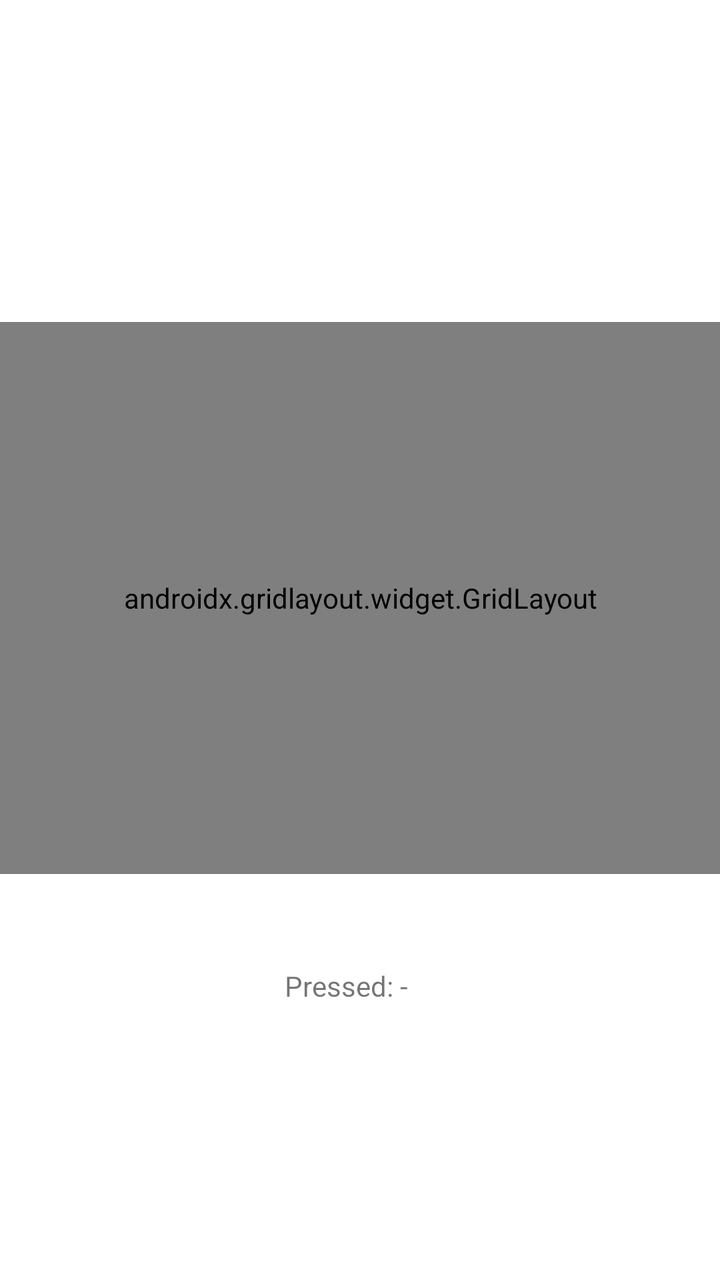
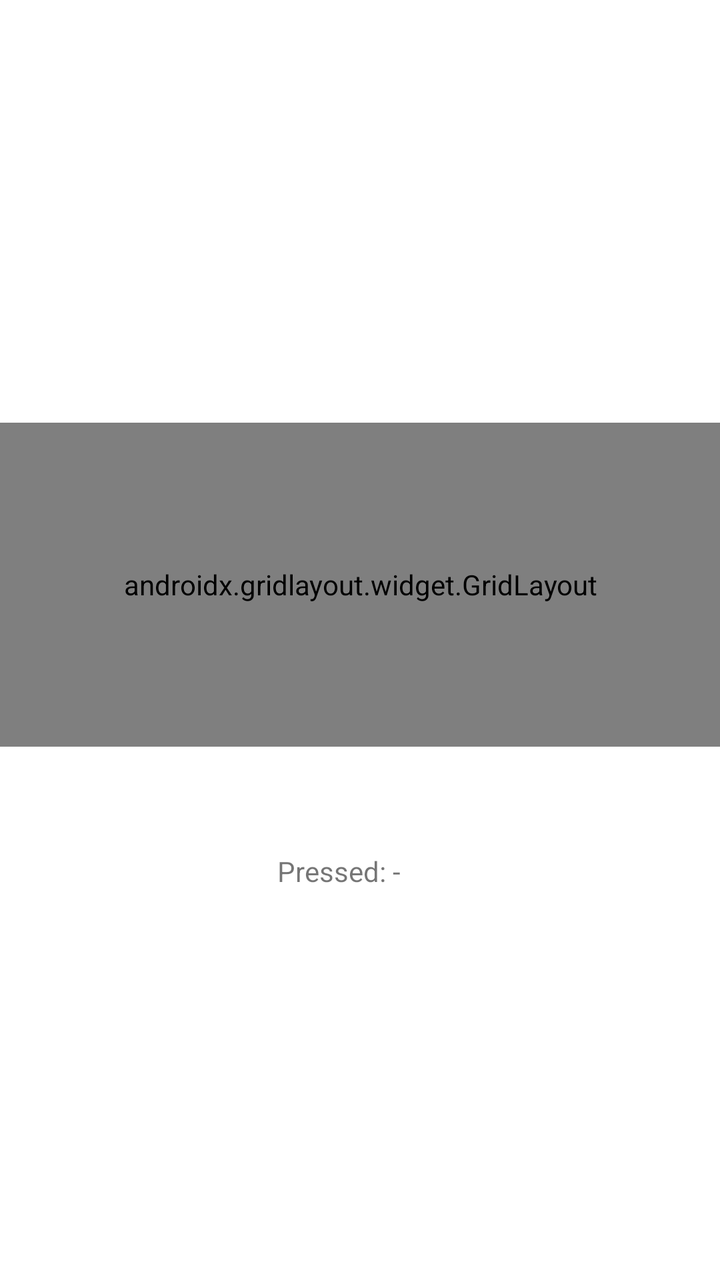

Before-and-after screenshots of an Android layout around one commit, followed by the original layout XML and the change that was made.
<!-- AndroidManifest.xml: application theme Theme.NUMAD22Sp_FeierGu -->
<!-- res/layout/activity_main_clicky_clicky.xml -->
<?xml version="1.0" encoding="utf-8"?>
<androidx.constraintlayout.widget.ConstraintLayout xmlns:android="http://schemas.android.com/apk/res/android"
    xmlns:app="http://schemas.android.com/apk/res-auto"
    xmlns:tools="http://schemas.android.com/tools"
    android:layout_width="match_parent"
    android:layout_height="match_parent"
    android:onClick="clickyButton"
    tools:context=".MainActivity_clickyClicky">

    <androidx.gridlayout.widget.GridLayout
        android:id="@+id/gridLayout"
        android:layout_width="385dp"
        android:layout_height="276dp"
        android:layout_marginStart="8dp"
        android:layout_marginTop="8dp"
        android:layout_marginEnd="8dp"
        android:layout_marginBottom="8dp"
        app:columnCount="3"
        app:layout_constraintBottom_toBottomOf="parent"
        app:layout_constraintEnd_toEndOf="parent"
        app:layout_constraintStart_toStartOf="parent"
        app:layout_constraintTop_toTopOf="parent"
        app:layout_constraintVertical_bias="0.44"
        app:rowCount="2">


        <Button
            android:id="@+id/button_a"
            android:tag="A"
            android:text="@string/button_a"
            app:layout_column="0"
            app:layout_columnWeight="1"
            app:layout_gravity="fill"
            app:layout_row="0"
            app:layout_rowWeight="1" />

        <Button
            android:id="@+id/button_b"
            android:tag="B"
            android:text="@string/button_b"
            app:layout_columnWeight="1"
            app:layout_gravity="fill"
            app:layout_rowWeight="1" />

        <Button
            android:id="@+id/button_c"
            android:tag="C"
            android:text="@string/button_c"
            app:layout_columnWeight="1"
            app:layout_gravity="fill"
            app:layout_rowWeight="1" />

        <Button
            android:id="@+id/button_d"
            android:tag="D"
            android:text="@string/button_d"
            app:layout_columnWeight="1"
            app:layout_gravity="fill"
            app:layout_rowWeight="1" />

        <Button
            android:id="@+id/button_e"
            android:tag="E"
            android:text="@string/button_e"
            app:layout_columnWeight="1"
            app:layout_gravity="fill"
            app:layout_rowWeight="1" />

        <Button
            android:id="@+id/button_f"
            android:tag="F"
            android:text="@string/button_f"
            app:layout_columnWeight="1"
            app:layout_gravity="fill"
            app:layout_rowWeight="1" />

    </androidx.gridlayout.widget.GridLayout>

    <TextView
        android:id="@+id/textView_clicky"
        android:layout_width="74dp"
        android:layout_height="37dp"
        android:layout_marginStart="8dp"
        android:layout_marginTop="24dp"
        android:layout_marginEnd="8dp"
        android:layout_marginBottom="32dp"
        android:text="Pressed: -"
        app:layout_constraintBottom_toBottomOf="parent"
        app:layout_constraintEnd_toEndOf="parent"
        app:layout_constraintHorizontal_bias="0.498"
        app:layout_constraintStart_toStartOf="parent"
        app:layout_constraintTop_toBottomOf="@+id/gridLayout"
        app:layout_constraintVertical_bias="0.204" />
</androidx.constraintlayout.widget.ConstraintLayout>
<!-- resources referenced by this layout -->
<resources>
  <string name="button_a">A</string>
  <string name="button_b">B</string>
  <string name="button_c">C</string>
  <string name="button_d">D</string>
  <string name="button_e">E</string>
  <string name="button_f">F</string>
  <style name="Theme.NUMAD22Sp_FeierGu" parent="Theme.MaterialComponents.DayNight.DarkActionBar">
          
          <item name="colorPrimary">@color/purple_500</item>
          <item name="colorPrimaryVariant">@color/purple_700</item>
          <item name="colorOnPrimary">@color/white</item>
          
          <item name="colorSecondary">@color/teal_200</item>
          <item name="colorSecondaryVariant">@color/teal_700</item>
          <item name="colorOnSecondary">@color/black</item>
          
          <item name="android:statusBarColor" tools:targetApi="l">?attr/colorPrimaryVariant</item>
          
      </style>
  <color name="purple_500">#FF6200EE</color>
  <color name="purple_700">#FF3700B3</color>
  <color name="white">#FFFFFFFF</color>
  <color name="teal_200">#FF03DAC5</color>
  <color name="teal_700">#FF018786</color>
  <color name="black">#FF000000</color>
</resources>

<!-- the commit's change to res/layout/activity_main_clicky_clicky.xml (unified diff, before → after) -->
@@ -4,13 +4,13 @@
     xmlns:tools="http://schemas.android.com/tools"
     android:layout_width="match_parent"
     android:layout_height="match_parent"
-    android:onClick="clickyButton"
+    android:onClick="onClick"
     tools:context=".MainActivity_clickyClicky">
 
     <androidx.gridlayout.widget.GridLayout
         android:id="@+id/gridLayout"
-        android:layout_width="385dp"
-        android:layout_height="276dp"
+        android:layout_width="363dp"
+        android:layout_height="162dp"
         android:layout_marginStart="8dp"
         android:layout_marginTop="8dp"
         android:layout_marginEnd="8dp"
@@ -26,6 +26,7 @@
 
         <Button
             android:id="@+id/button_a"
+            android:onClick="onClick"
             android:tag="A"
             android:text="@string/button_a"
             app:layout_column="0"
@@ -36,6 +37,7 @@
 
         <Button
             android:id="@+id/button_b"
+            android:onClick="onClick"
             android:tag="B"
             android:text="@string/button_b"
             app:layout_columnWeight="1"
@@ -44,6 +46,7 @@
 
         <Button
             android:id="@+id/button_c"
+            android:onClick="onClick"
             android:tag="C"
             android:text="@string/button_c"
             app:layout_columnWeight="1"
@@ -52,6 +55,7 @@
 
         <Button
             android:id="@+id/button_d"
+            android:onClick="onClick"
             android:tag="D"
             android:text="@string/button_d"
             app:layout_columnWeight="1"
@@ -60,6 +64,7 @@
 
         <Button
             android:id="@+id/button_e"
+            android:onClick="onClick"
             android:tag="E"
             android:text="@string/button_e"
             app:layout_columnWeight="1"
@@ -68,6 +73,7 @@
 
         <Button
             android:id="@+id/button_f"
+            android:onClick="onClick"
             android:tag="F"
             android:text="@string/button_f"
             app:layout_columnWeight="1"
@@ -78,17 +84,16 @@
 
     <TextView
         android:id="@+id/textView_clicky"
-        android:layout_width="74dp"
-        android:layout_height="37dp"
+        android:layout_width="83dp"
+        android:layout_height="35dp"
         android:layout_marginStart="8dp"
-        android:layout_marginTop="24dp"
+        android:layout_marginTop="16dp"
         android:layout_marginEnd="8dp"
         android:layout_marginBottom="32dp"
-        android:text="Pressed: -"
+        android:text="@string/textView_clicky"
         app:layout_constraintBottom_toBottomOf="parent"
         app:layout_constraintEnd_toEndOf="parent"
-        app:layout_constraintHorizontal_bias="0.498"
         app:layout_constraintStart_toStartOf="parent"
         app:layout_constraintTop_toBottomOf="@+id/gridLayout"
-        app:layout_constraintVertical_bias="0.204" />
+        app:layout_constraintVertical_bias="0.19999999" />
 </androidx.constraintlayout.widget.ConstraintLayout>
<!-- resource entries referenced after the edit -->
@@ -6,6 +6,7 @@
   <string name="button_d">D</string>
   <string name="button_e">E</string>
   <string name="button_f">F</string>
+  <string name="textView_clicky">Pressed: -</string>
   <style name="Theme.NUMAD22Sp_FeierGu" parent="Theme.MaterialComponents.DayNight.DarkActionBar">
           
           <item name="colorPrimary">@color/purple_500</item>
